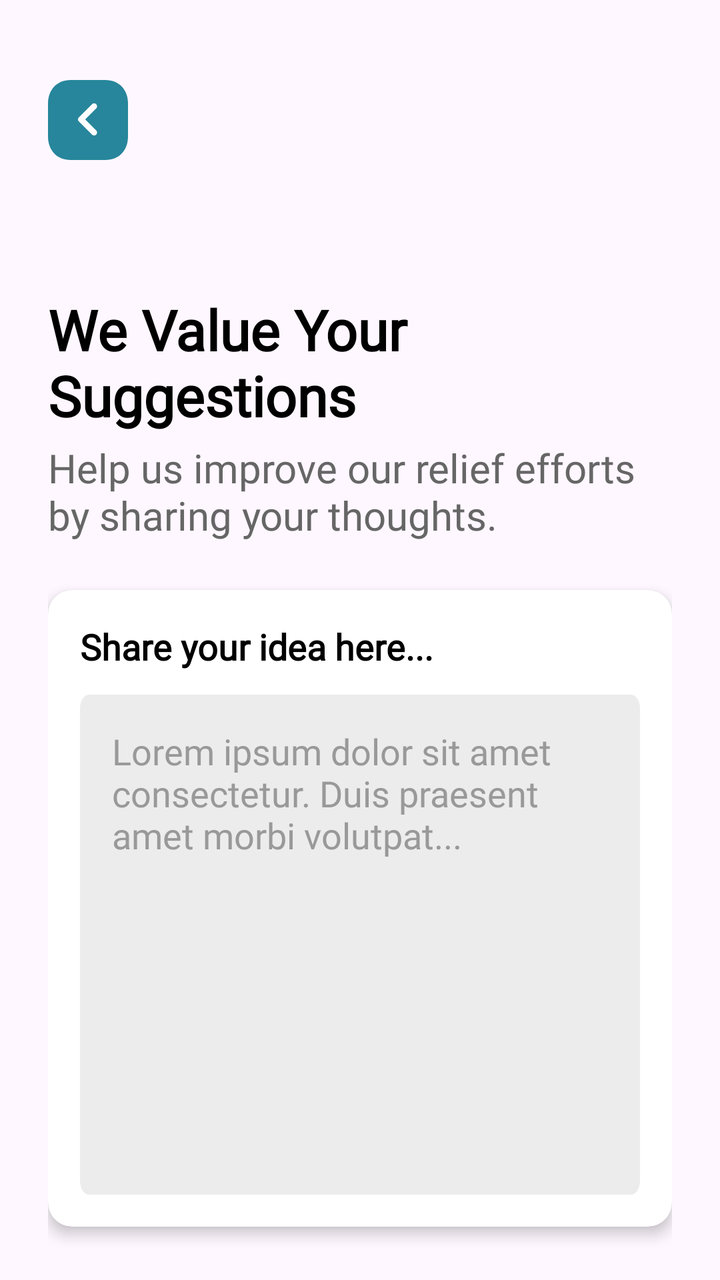
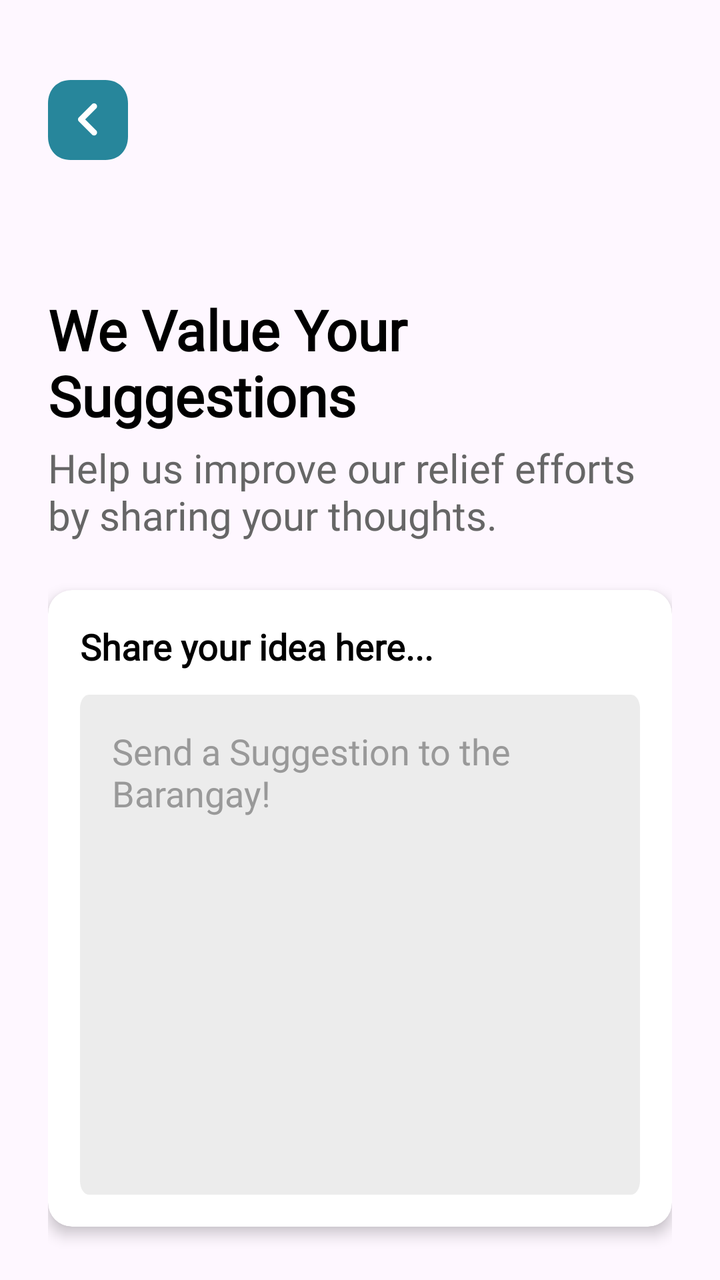

Two renders of the same Android screen: before a commit and after it. Below are the layout's source before the change and the commit's diff.
<!-- AndroidManifest.xml: application theme Theme.Dawnasyon_v1 -->
<!-- res/layout/fragment_suggestion_form.xml -->
<?xml version="1.0" encoding="utf-8"?>
<androidx.constraintlayout.widget.ConstraintLayout xmlns:android="http://schemas.android.com/apk/res/android"
    xmlns:app="http://schemas.android.com/apk/res-auto"
    xmlns:tools="http://schemas.android.com/tools"
    android:layout_width="match_parent"
    android:layout_height="match_parent"

    tools:context=".SuggestionForm_fragment">

    <ImageButton
        android:id="@+id/btn_back"
        android:layout_width="40dp"
        android:layout_height="40dp"
        android:layout_marginStart="24dp"
        android:layout_marginTop="40dp"
        android:background="@drawable/bg_circle_teal"
        android:src="@drawable/ic_left"
        app:tint="@color/white"
        app:layout_constraintStart_toStartOf="parent"
        app:layout_constraintTop_toTopOf="parent"
        android:contentDescription="Back" />


    <androidx.core.widget.NestedScrollView
        android:layout_width="match_parent"
        android:layout_height="0dp"
        android:layout_marginTop="50dp"
        android:clipToPadding="false"
        android:paddingBottom="80dp"

        app:layout_constraintBottom_toBottomOf="parent"
        app:layout_constraintTop_toBottomOf="@+id/btn_back">

        <LinearLayout
            android:layout_width="match_parent"
            android:layout_height="wrap_content"
            android:orientation="vertical"
            android:paddingStart="24dp"
            android:paddingEnd="24dp">

            <TextView
                android:id="@+id/tv_suggestion_title"
                android:layout_width="wrap_content"
                android:layout_height="wrap_content"
                android:layout_marginTop="16dp"
                android:fontFamily="@font/dongle"
                android:text="@string/we_value_your_suggestions"
                android:textColor="@color/black"
                android:textSize="28sp"
                android:textStyle="bold" />

            <TextView
                android:id="@+id/tv_suggestion_subtitle"
                android:layout_width="wrap_content"
                android:layout_height="wrap_content"
                android:layout_marginTop="4dp"
                android:fontFamily="@font/dongle"
                android:text="@string/help_us_improve_our_relief_efforts_by_sharing_your_thoughts"
                android:textColor="#666666"
                android:textSize="20sp" />

            <androidx.cardview.widget.CardView
                android:layout_width="match_parent"
                android:layout_height="wrap_content"
                android:layout_marginTop="24dp"
                app:cardBackgroundColor="@color/white"
                app:cardCornerRadius="12dp"
                app:cardElevation="4dp">

                <androidx.constraintlayout.widget.ConstraintLayout
                    android:layout_width="match_parent"
                    android:layout_height="wrap_content"
                    android:padding="16dp">

                    <TextView
                        android:id="@+id/tv_input_label"
                        android:layout_width="wrap_content"
                        android:layout_height="wrap_content"
                        android:fontFamily="@font/dongle"
                        android:text="@string/share_your_idea_here"
                        android:textColor="@color/black"
                        android:textSize="18sp"
                        android:textStyle="bold"
                        app:layout_constraintStart_toStartOf="parent"
                        app:layout_constraintTop_toTopOf="parent" />

                    <EditText
                        android:id="@+id/et_suggestion"
                        android:layout_width="match_parent"
                        android:layout_height="250dp"
                        android:layout_marginTop="12dp"
                        android:background="@drawable/bg_rounded_gray"
                        android:fontFamily="@font/dongle"
                        android:gravity="top|start"
                        android:hint="Lorem ipsum dolor sit amet consectetur. Duis praesent amet morbi volutpat..."
                        android:inputType="textMultiLine"
                        android:padding="16dp"
                        android:scrollbars="vertical"
                        android:textColor="@color/black"
                        android:textColorHint="#999999"
                        android:textSize="18sp"
                        app:layout_constraintEnd_toEndOf="parent"
                        app:layout_constraintStart_toStartOf="parent"
                        app:layout_constraintTop_toBottomOf="@id/tv_input_label" />

                </androidx.constraintlayout.widget.ConstraintLayout>
            </androidx.cardview.widget.CardView>

            <Button
                android:id="@+id/btn_send_suggestion"
                android:layout_width="match_parent"
                android:layout_height="55dp"
                android:layout_marginTop="32dp"
                android:layout_marginBottom="40dp"
                android:backgroundTint="#27869B"
                android:fontFamily="@font/dongle"
                android:text="@string/send_suggestion"
                android:textColor="@color/white"
                android:textSize="24sp"
                app:cornerRadius="8dp" />

        </LinearLayout>
    </androidx.core.widget.NestedScrollView>

</androidx.constraintlayout.widget.ConstraintLayout>
<!-- resources referenced by this layout -->
<resources>
  <color name="black">#FF000000</color>
  <color name="white">#FFFFFFFF</color>
  <!-- drawable bg_circle_teal (drawable) -->
  <vector xmlns:android="http://schemas.android.com/apk/res/android"
      android:width="33dp"
      android:height="33dp"
      android:viewportWidth="33"
      android:viewportHeight="33">
    <path
        android:pathData="M9.339,33L23.645,33C29.238,33 33,29.073 33,23.232L33,9.752C33,3.927 29.238,0 23.645,0L9.339,0C3.746,0 0,3.927 0,9.752L0,23.232C0,29.073 3.746,33 9.339,33Z"
        android:fillColor="#27869B"/>
  </vector>
  <!-- drawable bg_rounded_gray (drawable) -->
  <vector xmlns:android="http://schemas.android.com/apk/res/android"
      android:width="312dp"
      android:height="183dp"
      android:viewportWidth="312"
      android:viewportHeight="183">
    <path
        android:pathData="M5,0L307,0A5,5 0,0 1,312 5L312,178A5,5 0,0 1,307 183L5,183A5,5 0,0 1,0 178L0,5A5,5 0,0 1,5 0z"
        android:fillColor="#ECECEC"/>
  </vector>
  <!-- drawable ic_left (drawable) -->
  <vector xmlns:android="http://schemas.android.com/apk/res/android"
      android:width="10dp"
      android:height="17dp"
      android:viewportWidth="10"
      android:viewportHeight="17">
    <path
        android:pathData="M8.045,14.59L1.5,8.045L8.045,1.5"
        android:strokeLineJoin="round"
        android:strokeWidth="3"
        android:fillColor="#00000000"
        android:strokeColor="#FCFBFE"
        android:strokeLineCap="round"/>
  </vector>
  <string name="help_us_improve_our_relief_efforts_by_sharing_your_thoughts">Help us improve our relief efforts by sharing your thoughts.</string>
  <string name="send_suggestion">Send Suggestion</string>
  <string name="share_your_idea_here">Share your idea here...</string>
  <string name="we_value_your_suggestions">We Value Your Suggestions</string>
  <style name="Theme.Dawnasyon_v1" parent="Base.Theme.Dawnasyon_v1" />
  <style name="Base.Theme.Dawnasyon_v1" parent="Theme.Material3.Light.NoActionBar">
          
          
      </style>
</resources>

<!-- the commit's change to res/layout/fragment_suggestion_form.xml (unified diff, before → after) -->
@@ -92,7 +92,7 @@
                         android:background="@drawable/bg_rounded_gray"
                         android:fontFamily="@font/dongle"
                         android:gravity="top|start"
-                        android:hint="Lorem ipsum dolor sit amet consectetur. Duis praesent amet morbi volutpat..."
+                        android:hint="Send a Suggestion to the Barangay!"
                         android:inputType="textMultiLine"
                         android:padding="16dp"
                         android:scrollbars="vertical"
